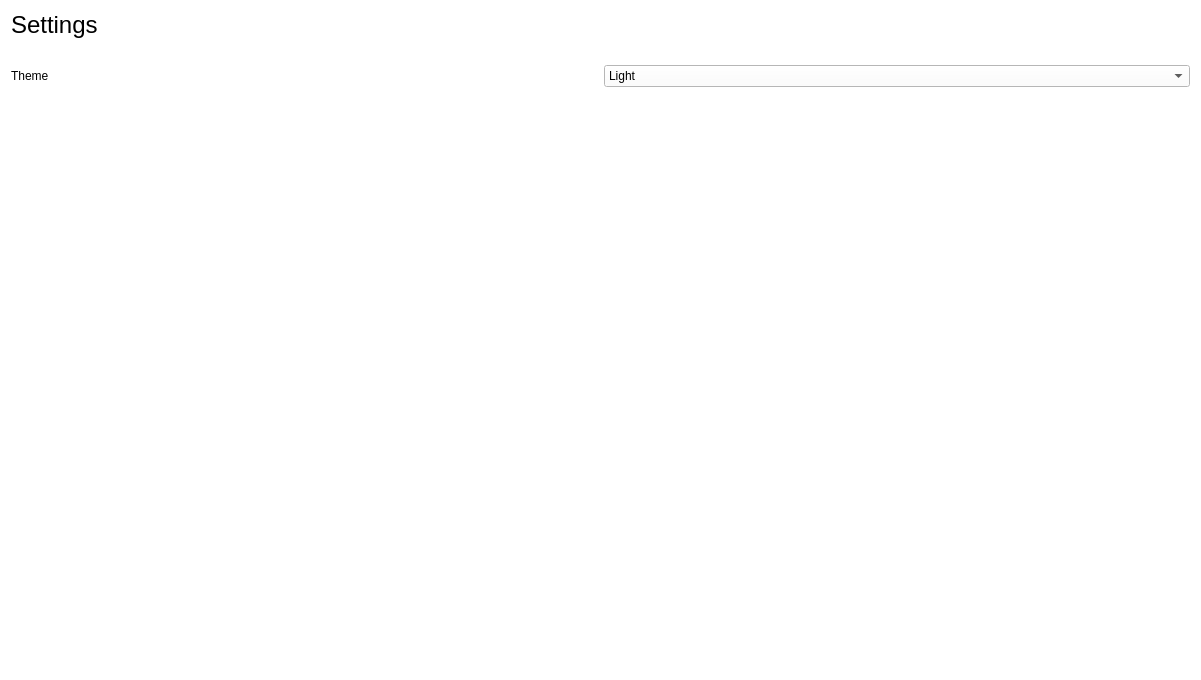
Qt form CRM/views/ui/settings.ui (ImGaby123/SalesOptimizer-CRM) before a commit.
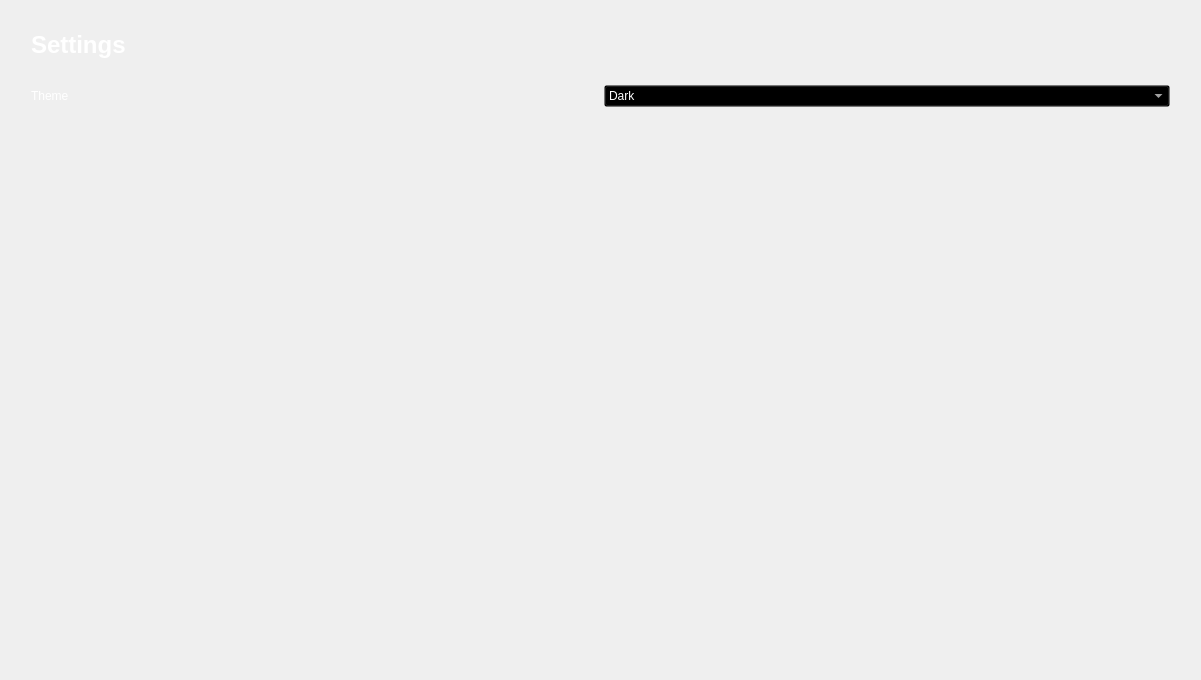
The same form after that commit.

The edit to the form file:
```diff
--- a/CRM/views/ui/settings.ui
+++ b/CRM/views/ui/settings.ui
@@ -14,10 +14,23 @@
    <string>Settings</string>
   </property>
   <property name="styleSheet">
-   <string notr="true">background-color: rgb(255, 255, 255);</string>
+   <string notr="true"/>
   </property>
   <layout class="QGridLayout" name="gridLayout">
-   <item row="3" column="0">
+   <item row="4" column="2">
+    <spacer name="verticalSpacer_3">
+     <property name="orientation">
+      <enum>Qt::Orientation::Vertical</enum>
+     </property>
+     <property name="sizeHint" stdset="0">
+      <size>
+       <width>20</width>
+       <height>40</height>
+      </size>
+     </property>
+    </spacer>
+   </item>
+   <item row="4" column="1">
     <spacer name="verticalSpacer">
      <property name="orientation">
       <enum>Qt::Orientation::Vertical</enum>
@@ -30,10 +43,14 @@
      </property>
     </spacer>
    </item>
-   <item row="2" column="0">
+   <item row="3" column="1">
     <layout class="QHBoxLayout" name="horizontalLayout">
      <item>
       <widget class="QLabel" name="label">
+       <property name="styleSheet">
+        <string notr="true">background-color: transparent;
+color: White</string>
+       </property>
        <property name="text">
         <string>Theme</string>
        </property>
@@ -41,14 +58,13 @@
      </item>
      <item>
       <widget class="QComboBox" name="theme_combo">
+       <property name="styleSheet">
+        <string notr="true">background-color: transparent;
+color: White</string>
+       </property>
        <property name="placeholderText">
         <string/>
        </property>
-       <item>
-        <property name="text">
-         <string>Light</string>
-        </property>
-       </item>
        <item>
         <property name="text">
          <string>Dark</string>
@@ -58,19 +74,50 @@
      </item>
     </layout>
    </item>
-   <item row="0" column="0">
+   <item row="1" column="1">
     <widget class="QLabel" name="label_">
      <property name="font">
       <font>
        <pointsize>18</pointsize>
+       <bold>true</bold>
       </font>
      </property>
+     <property name="styleSheet">
+      <string notr="true">color: rgb(255, 255, 255);
+background-color: transparent;</string>
+     </property>
      <property name="text">
       <string>Settings</string>
      </property>
     </widget>
    </item>
-   <item row="1" column="0">
+   <item row="0" column="1">
+    <spacer name="horizontalSpacer_2">
+     <property name="orientation">
+      <enum>Qt::Orientation::Horizontal</enum>
+     </property>
+     <property name="sizeHint" stdset="0">
+      <size>
+       <width>40</width>
+       <height>20</height>
+      </size>
+     </property>
+    </spacer>
+   </item>
+   <item row="4" column="0">
+    <spacer name="verticalSpacer_2">
+     <property name="orientation">
+      <enum>Qt::Orientation::Vertical</enum>
+     </property>
+     <property name="sizeHint" stdset="0">
+      <size>
+       <width>20</width>
+       <height>40</height>
+      </size>
+     </property>
+    </spacer>
+   </item>
+   <item row="2" column="1">
     <spacer name="horizontalSpacer">
      <property name="orientation">
       <enum>Qt::Orientation::Horizontal</enum>
@@ -83,6 +130,19 @@
      </property>
     </spacer>
    </item>
+   <item row="5" column="1">
+    <spacer name="horizontalSpacer_3">
+     <property name="orientation">
+      <enum>Qt::Orientation::Horizontal</enum>
+     </property>
+     <property name="sizeHint" stdset="0">
+      <size>
+       <width>40</width>
+       <height>20</height>
+      </size>
+     </property>
+    </spacer>
+   </item>
   </layout>
  </widget>
  <resources/>
```
Left out of the diff: 5 changed lines with no effect on the pictures.
